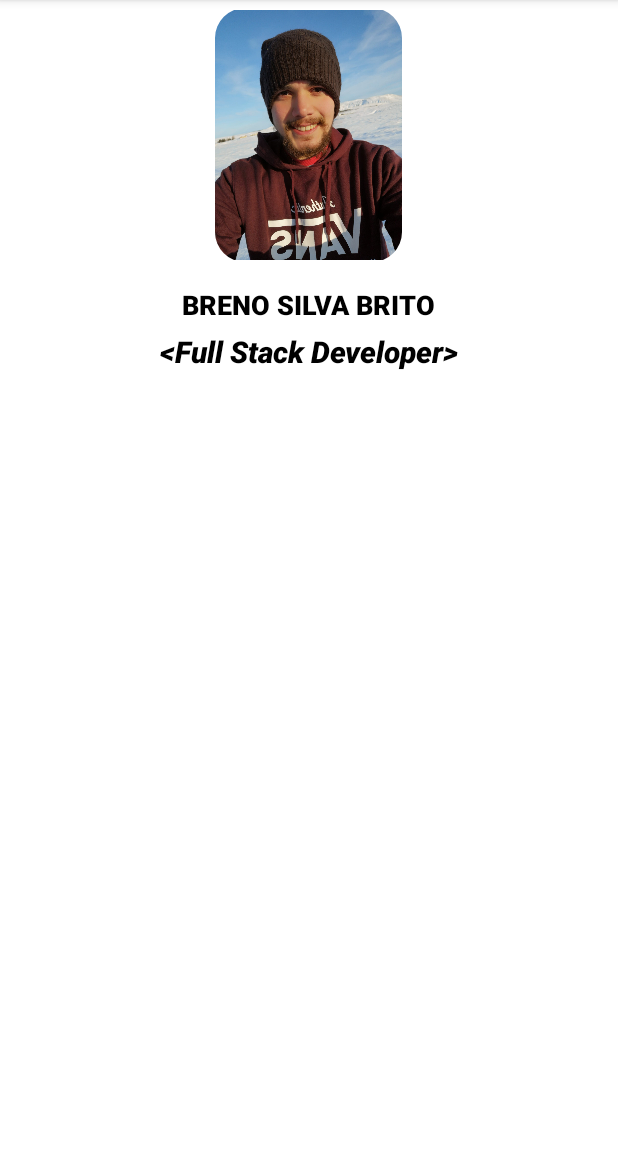
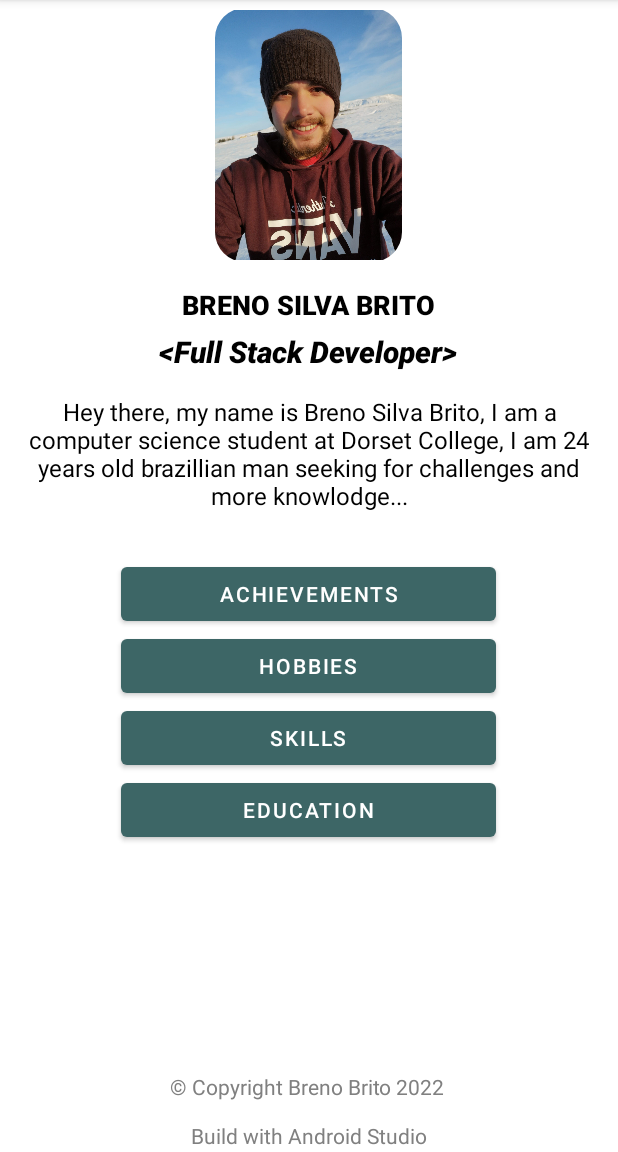
Before and after one commit to sbritobreno/AboutMeApp, an Android app: the screen it shows after launch (MainActivity), on a phone screen of 412 x 824 dp, the part 84-1236 px from its top. Run offline under Robolectric (Android 15) with nearby library versions, the phone set to English and light mode, and no system bars.

Commit message:
Main page nearly done!

```diff
--- a/app/src/main/res/layout/activity_main.xml
+++ b/app/src/main/res/layout/activity_main.xml
@@ -1,10 +1,11 @@
 <?xml version="1.0" encoding="utf-8"?>
-<LinearLayout
-    xmlns:android="http://schemas.android.com/apk/res/android"
+
+<LinearLayout xmlns:android="http://schemas.android.com/apk/res/android"
+    xmlns:app="http://schemas.android.com/apk/res-auto"
     xmlns:tools="http://schemas.android.com/tools"
-    xmlns:app="http://schemas.android.com/apk/res-auto"
     android:layout_width="match_parent"
     android:layout_height="match_parent"
+    android:baselineAligned="false"
     android:orientation="vertical"
     tools:context=".MainActivity">
 
@@ -14,8 +15,8 @@
         android:layout_height="180dp"
         android:layout_gravity="center"
         android:adjustViewBounds="true"
+        android:padding="5dp"
         android:src="@drawable/myphoto"
-        android:padding="5dp"
         app:layout_constraintEnd_toEndOf="parent"
         app:layout_constraintStart_toStartOf="parent"
         app:layout_constraintTop_toTopOf="parent"
@@ -28,7 +29,6 @@
         android:layout_gravity="center"
         android:layout_marginTop="5dp"
         android:fontFamily="sans-serif-black"
-        android:lineSpacingExtra="24sp"
         android:padding="5dp"
         android:text="@string/my_name"
         android:textAllCaps="true"
@@ -40,9 +40,10 @@
 
     <TextView
         android:id="@+id/Career"
-        android:layout_width="match_parent"
+        android:layout_width="wrap_content"
         android:layout_height="wrap_content"
         android:fontFamily="sans-serif-black"
+        android:layout_gravity="center"
         android:text="@string/career"
         android:textAlignment="center"
         android:textAllCaps="false"
@@ -50,4 +51,84 @@
         android:textSize="20sp"
         android:textStyle="italic" />
 
+    <TextView
+        android:id="@+id/infoAboutMe"
+        android:layout_width="wrap_content"
+        android:layout_height="wrap_content"
+        android:fontFamily="sans-serif"
+        android:padding="15dp"
+        android:text="Hey there, my name is Breno Silva Brito, I am a computer science student at Dorset College, I am 24 years old brazillian man seeking for challenges and more knowlodge..."
+        android:textAlignment="center"
+        android:textAllCaps="false"
+        android:textColor="#000000"
+        android:textSize="16sp" />
+
+    <LinearLayout
+        android:layout_width="match_parent"
+        android:layout_height="wrap_content"
+        android:orientation="vertical"
+        android:padding="15dp">
+
+        <Button
+            android:id="@+id/achievements"
+            android:layout_width="250dp"
+            android:layout_height="wrap_content"
+            android:layout_gravity="center"
+            android:text="Achievements" />
+
+        <Button
+            android:id="@+id/hobbies"
+            android:layout_width="250dp"
+            android:layout_height="wrap_content"
+            android:layout_gravity="center"
+            android:text="Hobbies" />
+
+        <Button
+            android:id="@+id/skills"
+            android:layout_width="250dp"
+            android:layout_height="wrap_content"
+            android:layout_gravity="center"
+            android:text="Skills" />
+
+        <Button
+            android:id="@+id/education"
+            android:layout_width="250dp"
+            android:layout_height="wrap_content"
+            android:layout_gravity="center"
+            android:text="Education" />
+    </LinearLayout>
+
+    <androidx.constraintlayout.widget.ConstraintLayout
+        android:layout_width="match_parent"
+        android:layout_height="match_parent">
+
+        <TextView
+            android:id="@+id/copyRight"
+            android:layout_width="wrap_content"
+            android:layout_height="wrap_content"
+            android:layout_gravity="center"
+            android:text="@string/copyright"
+            android:textColor="#808080"
+            app:layout_constraintVertical_bias="0.8"
+            app:layout_constraintBottom_toBottomOf="parent"
+            app:layout_constraintEnd_toEndOf="parent"
+            app:layout_constraintHorizontal_bias="0.497"
+            app:layout_constraintStart_toStartOf="parent"
+            app:layout_constraintTop_toTopOf="parent" />
+
+        <TextView
+            android:id="@+id/buildWith"
+            android:layout_width="wrap_content"
+            android:layout_height="wrap_content"
+            android:layout_gravity="center"
+            android:text="@string/build_with_android_studio"
+            android:textColor="#808080"
+            app:layout_constraintVertical_bias="0.9"
+            app:layout_constraintBottom_toBottomOf="parent"
+            app:layout_constraintEnd_toEndOf="parent"
+            app:layout_constraintStart_toStartOf="parent"
+            app:layout_constraintTop_toBottomOf="@+id/copyRight" />
+
+    </androidx.constraintlayout.widget.ConstraintLayout>
+
 </LinearLayout>
--- a/app/src/main/res/values/strings.xml
+++ b/app/src/main/res/values/strings.xml
@@ -3,4 +3,6 @@
     <string name="my_profile_image">my profile image</string>
     <string name="my_name">Breno Silva Brito</string>
     <string name="career"><![CDATA[<Full Stack Developer>]]></string>
+    <string name="copyright">© Copyright Breno Brito 2022</string>
+    <string name="build_with_android_studio">Build with Android Studio</string>
 </resources>
```
